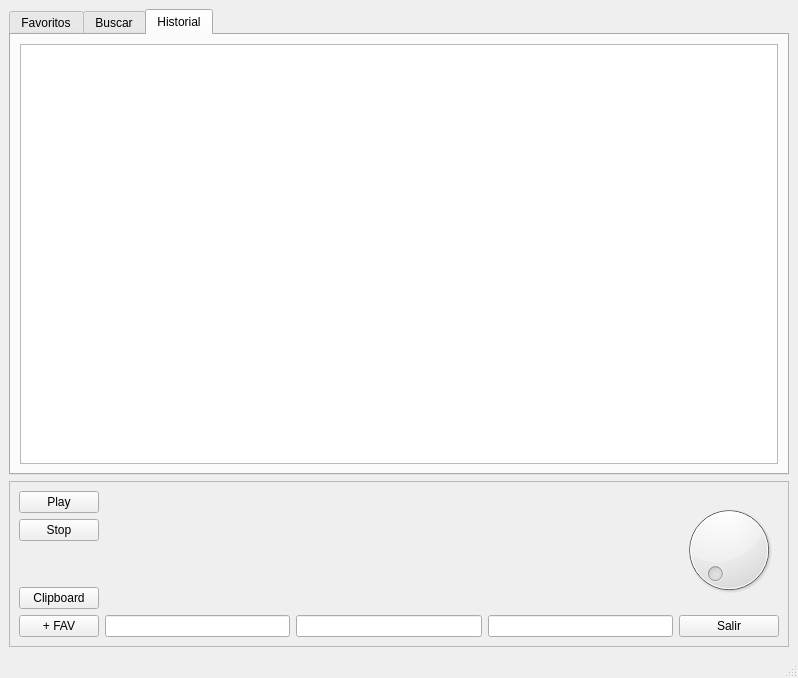
First picture: the form in jardin.ui, repository waltermas-gitter/jardinderadios, before the edit.
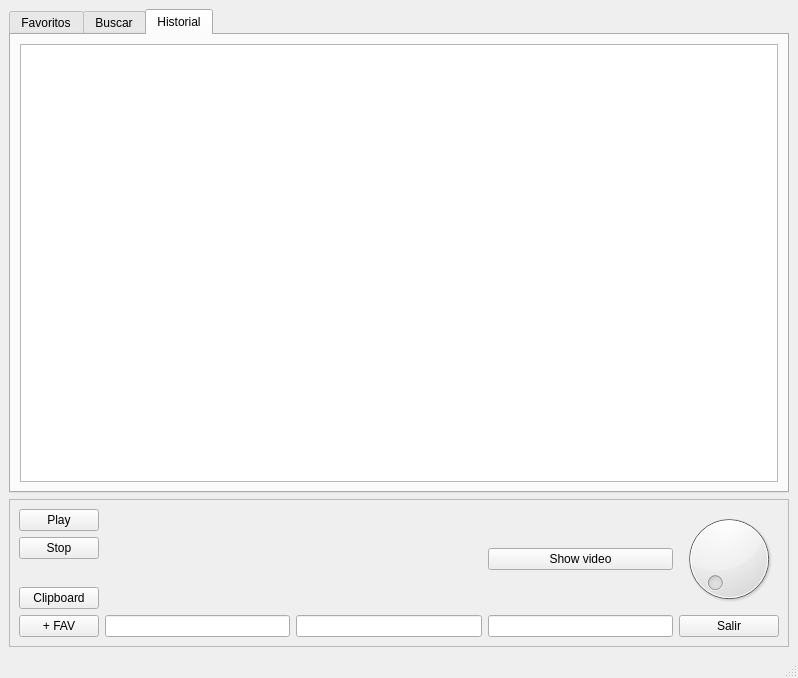
Second picture: the form after the edit. Icons and pictures are not drawn.

Commit message: con video

The edit to the form file:
```diff
--- a/jardin.ui
+++ b/jardin.ui
@@ -227,6 +227,13 @@
          </property>
         </widget>
        </item>
+       <item row="0" column="3">
+        <widget class="QPushButton" name="videoPushButton">
+         <property name="text">
+          <string>Show video</string>
+         </property>
+        </widget>
+       </item>
       </layout>
      </widget>
     </item>
```
The commit also changes 2 other files.
